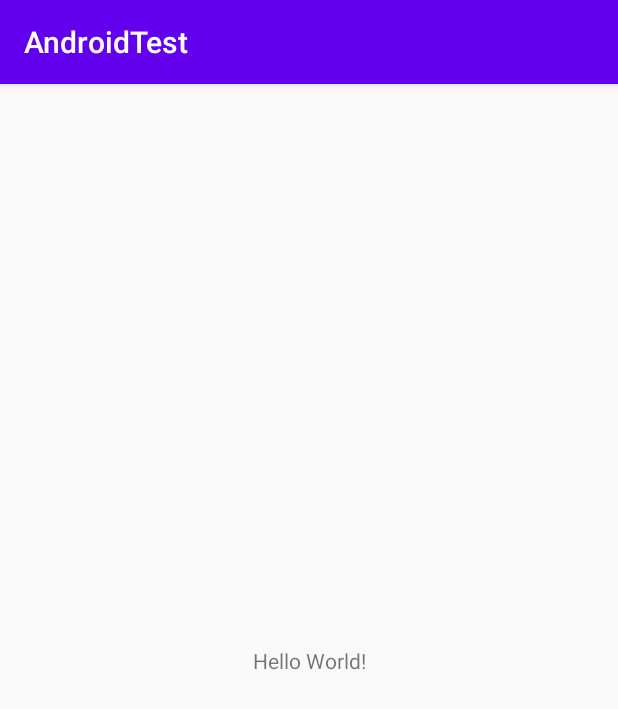
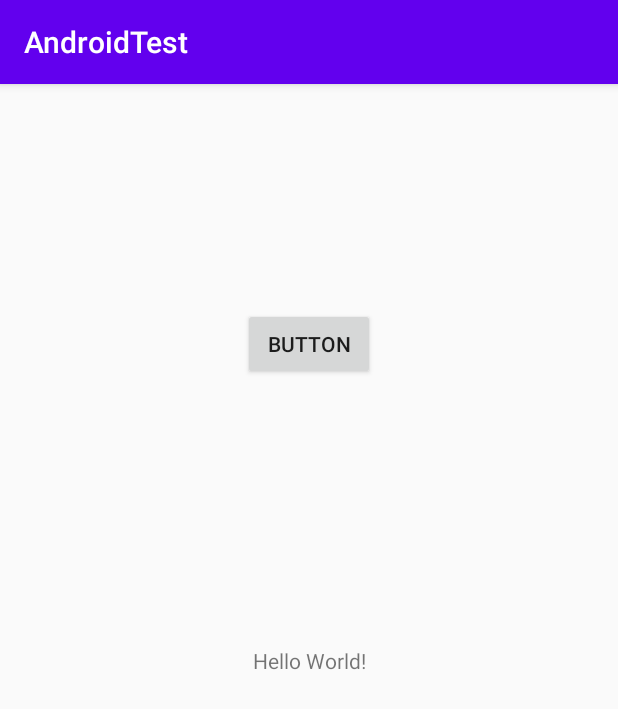
Before and after one commit to Jain0r/AndroidTest, an Android app: the screen it shows after launch (MainActivity), on a phone screen of 412 x 824 dp. Shown: the top 709 px of the screen. Run offline under Robolectric (Android 15) with nearby library versions, the phone set to English and light mode, and no system bars.

Commit message:
agregue un boton of mierda

```diff
--- a/app/src/main/AndroidManifest.xml
+++ b/app/src/main/AndroidManifest.xml
@@ -1,6 +1,6 @@
 <?xml version="1.0" encoding="utf-8"?>
 <manifest xmlns:android="http://schemas.android.com/apk/res/android"
-    package="com.example.androidtest">
+    package="com.example.androidtest" >
 
     <application
         android:allowBackup="true"
@@ -8,8 +8,8 @@
         android:label="@string/app_name"
         android:roundIcon="@mipmap/ic_launcher_round"
         android:supportsRtl="true"
-        android:theme="@style/AppTheme">
-        <activity android:name=".MainActivity">
+        android:theme="@style/AppTheme" >
+        <activity android:name=".MainActivity" >
             <intent-filter>
                 <action android:name="android.intent.action.MAIN" />
 
--- a/app/src/main/res/layout/activity_main.xml
+++ b/app/src/main/res/layout/activity_main.xml
@@ -7,6 +7,7 @@
     tools:context=".MainActivity">
 
     <TextView
+        android:id="@+id/textView"
         android:layout_width="wrap_content"
         android:layout_height="wrap_content"
         android:text="Hello World!"
@@ -15,4 +16,17 @@
         app:layout_constraintRight_toRightOf="parent"
         app:layout_constraintTop_toTopOf="parent" />
 
+    <Button
+        android:id="@+id/button"
+        android:layout_width="wrap_content"
+        android:layout_height="wrap_content"
+        android:layout_marginTop="24dp"
+        android:layout_marginBottom="52dp"
+        android:text="Button"
+        app:layout_constraintBottom_toTopOf="@+id/textView"
+        app:layout_constraintEnd_toEndOf="parent"
+        app:layout_constraintHorizontal_bias="0.5"
+        app:layout_constraintStart_toStartOf="parent"
+        app:layout_constraintTop_toTopOf="parent" />
+
 </androidx.constraintlayout.widget.ConstraintLayout>
```
